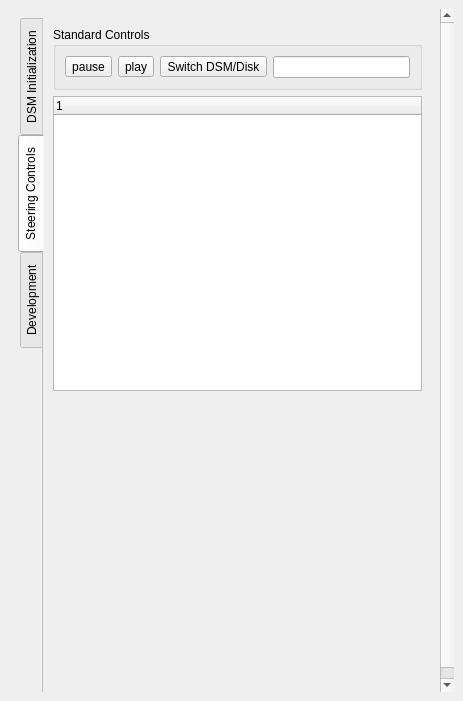
soumagne/icarus, file pqDSMViewerPanel.ui: the form before one commit.
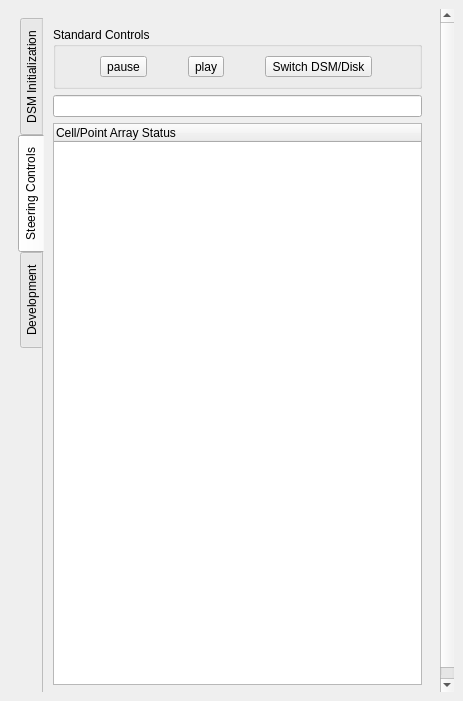
The form after the commit. Icons and pictures are not drawn.

Commit message:
Write Connectivity without NumPoints for each Cell
Also use Int type and {3,Cells} as a 2D array for sph-flow compatibility

```diff
--- a/pqDSMViewerPanel.ui
+++ b/pqDSMViewerPanel.ui
@@ -28,8 +28,8 @@
         <rect>
          <x>0</x>
          <y>0</y>
-         <width>428</width>
-         <height>679</height>
+         <width>444</width>
+         <height>777</height>
         </rect>
        </property>
        <layout class="QVBoxLayout" name="verticalLayout_4">
@@ -617,69 +617,33 @@
                  </property>
                 </widget>
                </item>
-               <item row="0" column="3">
+              </layout>
+             </widget>
+            </item>
+            <item>
                 <widget class="QLineEdit" name="infoCurrentSteeringCommand">
                  <property name="readOnly">
                   <bool>true</bool>
                  </property>
                 </widget>
                </item>
-              </layout>
-             </widget>
-            </item>
             <item>
              <widget class="QTreeWidget" name="dsmArrayTreeWidget">
-              <property name="enabled">
-               <bool>true</bool>
-              </property>
               <property name="sizePolicy">
-               <sizepolicy hsizetype="Expanding" vsizetype="MinimumExpanding">
+               <sizepolicy hsizetype="Expanding" vsizetype="Expanding">
                 <horstretch>0</horstretch>
                 <verstretch>0</verstretch>
                </sizepolicy>
               </property>
-              <property name="minimumSize">
-               <size>
-                <width>0</width>
-                <height>16</height>
-               </size>
+              <column>
+               <property name="text">
+                <string>Cell/Point Array Status</string>
               </property>
-              <property name="maximumSize">
-               <size>
-                <width>16777215</width>
-                <height>16777215</height>
-               </size>
-              </property>
-              <property name="baseSize">
-               <size>
-                <width>0</width>
-                <height>0</height>
-               </size>
-              </property>
+              </column>
              </widget>
             </item>
             <item>
-             <layout class="QVBoxLayout" name="generatedLayout" stretch="0">
-              <property name="sizeConstraint">
-               <enum>QLayout::SetNoConstraint</enum>
-              </property>
-              <item>
-               <spacer name="verticalSpacer_3">
-                <property name="orientation">
-                 <enum>Qt::Vertical</enum>
-                </property>
-                <property name="sizeType">
-                 <enum>QSizePolicy::Expanding</enum>
-                </property>
-                <property name="sizeHint" stdset="0">
-                 <size>
-                  <width>20</width>
-                  <height>40</height>
-                 </size>
-                </property>
-               </spacer>
-              </item>
-             </layout>
+             <layout class="QVBoxLayout" name="generatedLayout"/>
             </item>
            </layout>
           </widget>
```
The commit also changes 1 other file.
